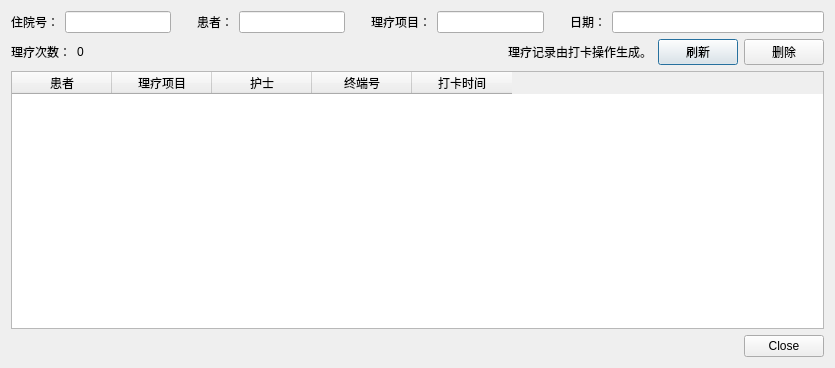
Old version of the form PhysioMgr/PsmDlgPhysioList.ui in the repository yuylong/PhysioMgr.
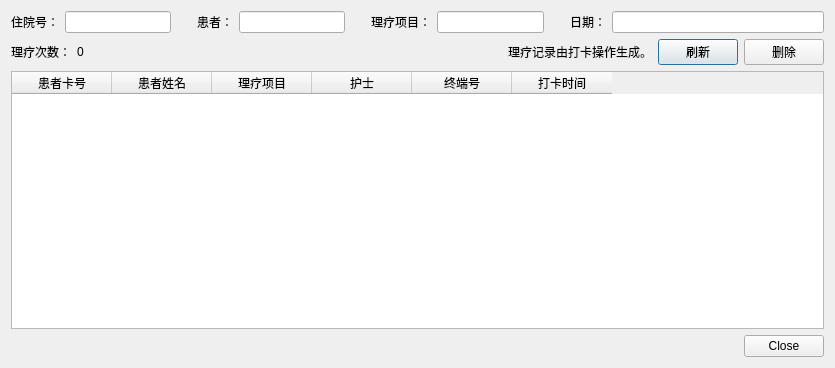
New version of the form.

Commit message: Add methods about the physio log.

```diff
--- a/PhysioMgr/PsmDlgPhysioList.ui
+++ b/PhysioMgr/PsmDlgPhysioList.ui
@@ -174,7 +174,12 @@
      </property>
      <column>
       <property name="text">
-       <string>患者</string>
+       <string>患者卡号</string>
+      </property>
+     </column>
+     <column>
+      <property name="text">
+       <string>患者姓名</string>
       </property>
      </column>
      <column>
```
The commit also changes 5 other files.
